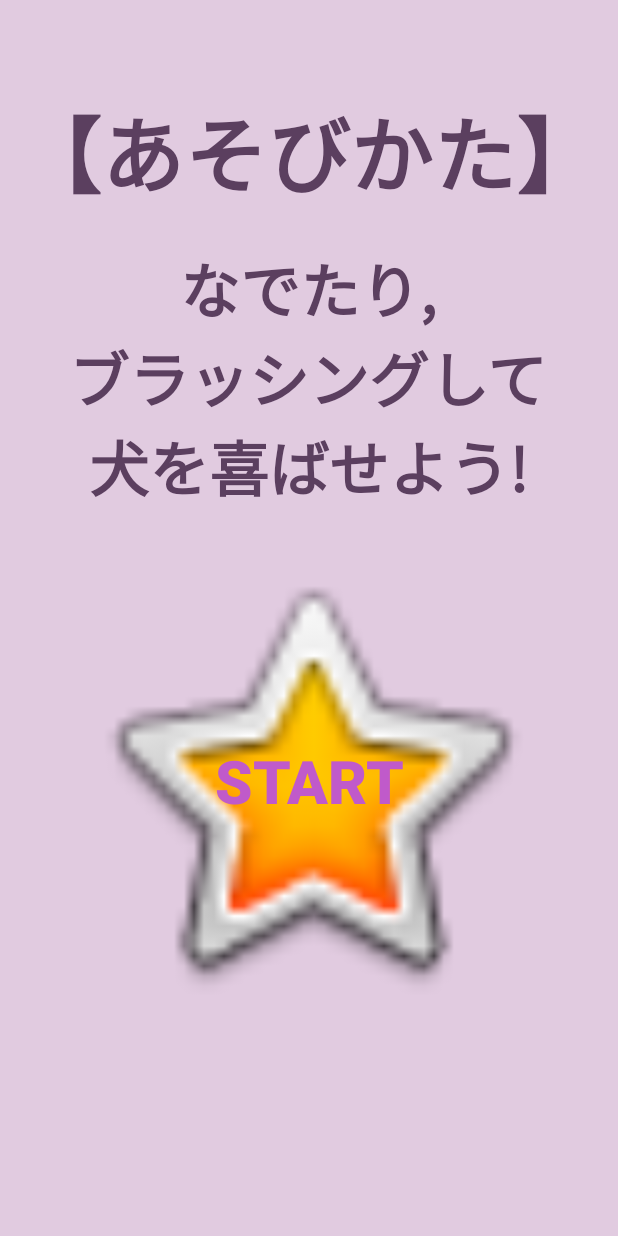
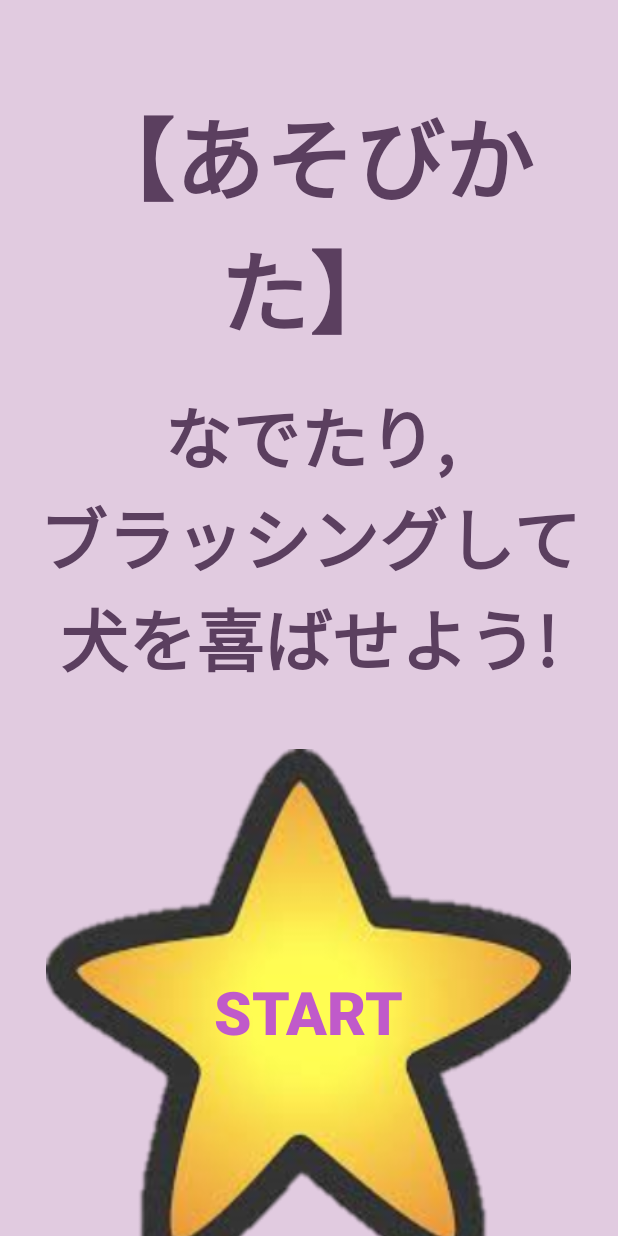
Before and after one commit to UenoNoOmawarisan/DTICnew, an Android app: the screen it shows after launch (MainActivity), after a tap on "START", on a phone screen of 412 x 824 dp. Run offline under Robolectric (Android 15) with nearby library versions, the phone set to English and light mode, and no system bars.

Commit message:
OPだけ凝った

```diff
--- a/app/src/main/java/jp/ac/shohoku/s18b706/ueno/dtic/MainActivity.java
+++ b/app/src/main/java/jp/ac/shohoku/s18b706/ueno/dtic/MainActivity.java
@@ -1,25 +1,28 @@
 package jp.ac.shohoku.s18b706.ueno.dtic;
 
 import android.app.Activity;
+import android.content.Intent;
 import android.media.MediaPlayer;
 import android.os.Bundle;
 import android.os.Handler;
 import android.view.View;
 import android.widget.Button;
+import android.widget.CompoundButton;
+import android.widget.FrameLayout;
 import android.widget.LinearLayout;
 import android.view.View.OnClickListener;
 import android.widget.Switch;
+import android.widget.ToggleButton;
 
 public class MainActivity extends Activity {
     private MediaPlayer mBgm; //BGM用の変数
-    private Switch switch1;
-//    int count = 1;
+
     @Override
     protected void onCreate(Bundle savedInstanceState) {
         super.onCreate(savedInstanceState);
         setContentView(R.layout.activity_view);
 
-        final Button opbutton = findViewById(R.id.opbutton); // op.xmlの★ボタン
+        Button opbutton = findViewById(R.id.opbutton); // op.xmlの★ボタン
         opbutton.setOnClickListener(new OnClickListener() {
             @Override
             public void onClick(View view) {
@@ -37,25 +40,7 @@ public class MainActivity extends Activity {
         });
 
 
-//        final Switch Bswitch = findViewById(R.id.bruswitch);
-//        Bswitch.setOnCheckedChangeListener(new CompoundButton.OnCheckedChangeListener() {
-//            @Override
-//            public void onCheckedChanged(CompoundButton buttonView, boolean isChecked) {
-//                if(isChecked == true){
-//                    mBgm.stop(); // 可愛いBGMストップ
-//                    FrameLayout layout2 = findViewById(R.id.brushing);
-//                    layout2.removeAllViews();
-//                    getLayoutInflater().inflate(R.layout.angry,layout2);
-//                    AngryBGM(); // 怒った時のBGMスタート
-//                }else{
-//                    // 何もしない
-//                }
-//            }
-//        });
 
-
-
-        // ボタンを押したときにイベントを取得できるようにする
 //        final Button button1 = findViewById(R.id.button1);
 //        button1.setOnClickListener(new OnClickListener(){
 //            @Override
--- /dev/null
+++ b/app/src/main/java/jp/ac/shohoku/s18b706/ueno/dtic/PushButton.java
@@ -0,0 +1,31 @@
+package jp.ac.shohoku.s18b706.ueno.dtic;
+
+import android.content.Context;
+import android.util.AttributeSet;
+import android.widget.Button;
+
+
+
+// プッシュするエフェクトのボタン
+public class PushButton extends Button {
+    public PushButton(Context context) {
+        super(context);
+    }
+
+    public PushButton(Context context, AttributeSet attrs) {
+        super(context, attrs);
+    }
+
+    @Override
+    public void setPressed(boolean pressed) {
+        if(pressed){
+            this.setScaleY(0.92f);
+            this.setScaleX(0.96f);
+        }else{
+            this.setScaleY(1.0f);
+            this.setScaleX(1.0f);
+        }
+        super.setPressed(pressed);
+    }
+
+}
--- a/app/src/main/res/layout/brushing.xml
+++ b/app/src/main/res/layout/brushing.xml
@@ -13,11 +13,19 @@
         android:src="@raw/kawaii"
         android:scaleType="centerCrop"/>
 
-    <Switch
-        android:id="@+id/bruswitch"
+
+<!--    ボタンだと出来る？出来ねぇよ！！-->
+    <Button
+        android:id="@+id/brubutton"
         android:layout_width="wrap_content"
         android:layout_height="wrap_content"
-        android:checked="false"
-        android:text="なでるモード"/>
+        android:text="なでる"/>
+
+<!--    <Switch-->
+<!--        android:id="@+id/bruswitch"-->
+<!--        android:layout_width="wrap_content"-->
+<!--        android:layout_height="wrap_content"-->
+<!--        android:checked="false"-->
+<!--        android:text="なでるモード"/>-->
 
 </FrameLayout>
--- a/app/src/main/res/layout/op.xml
+++ b/app/src/main/res/layout/op.xml
@@ -14,7 +14,7 @@
         android:text="【あそびかた】"
         android:textAlignment="center"
         android:textColor="#5B3F5F"
-        android:textSize="55sp"
+        android:textSize="60sp"
         android:textStyle="bold" />
 
     <TextView
@@ -25,19 +25,32 @@
         android:text="なでたり,\nブラッシングして\n犬を喜ばせよう!"
         android:textAlignment="center"
         android:textColor="#5B3F5F"
-        android:textSize="40sp"
+        android:textSize="45sp"
         android:textStyle="bold" />
 
-    <Button
+<!--    押した感が出るボタン-->
+    <jp.ac.shohoku.s18b706.ueno.dtic.PushButton
         android:id="@+id/opbutton"
         android:layout_gravity="center"
-        android:layout_marginTop="20sp"
-        android:background="@android:drawable/btn_star_big_on"
-        android:layout_width="320dp"
-        android:layout_height="320dp"
+        android:layout_marginTop="40sp"
+        android:background="@raw/starimage"
+        android:layout_width="350dp"
+        android:layout_height="350dp"
         android:text="START"
         android:textColor="#C05ACA"
         android:textSize="40sp"
         android:textStyle="bold"/>
 
+    <TextView
+        android:id="@+id/textView"
+        android:layout_width="match_parent"
+        android:layout_height="wrap_content"
+        android:layout_gravity="center"
+        android:layout_marginTop="60sp"
+        android:text="★STARTを押すとゲームが始まるよ！"
+        android:textAlignment="center"
+        android:textColor="#5B3F5F"
+        android:textSize="25sp"
+        android:textStyle="bold"/>
+
 </LinearLayout>
```
Also changed, not shown: app/src/main/res/raw/starimage.jpg (added).
